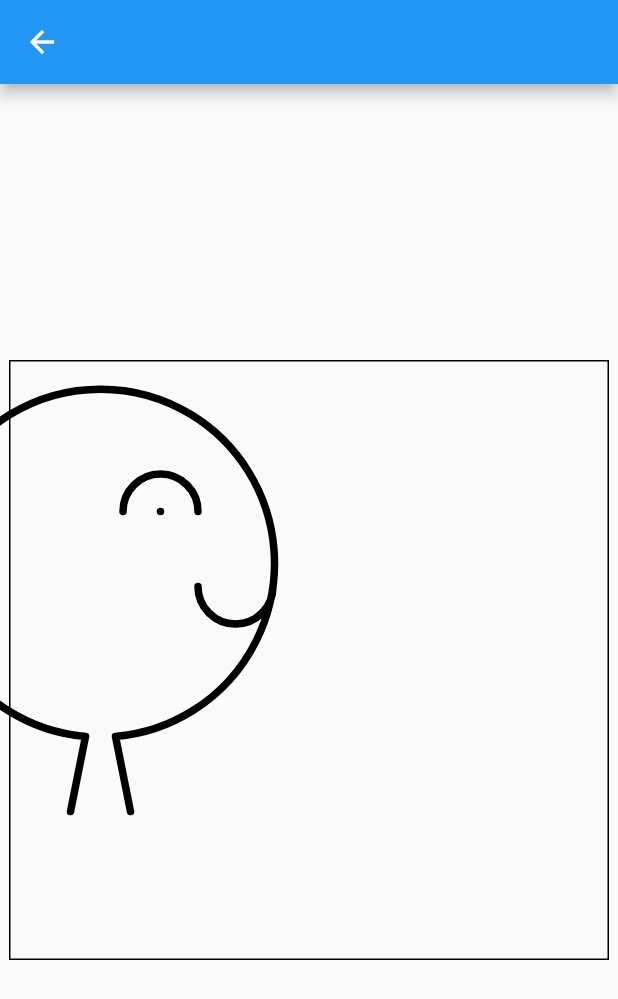
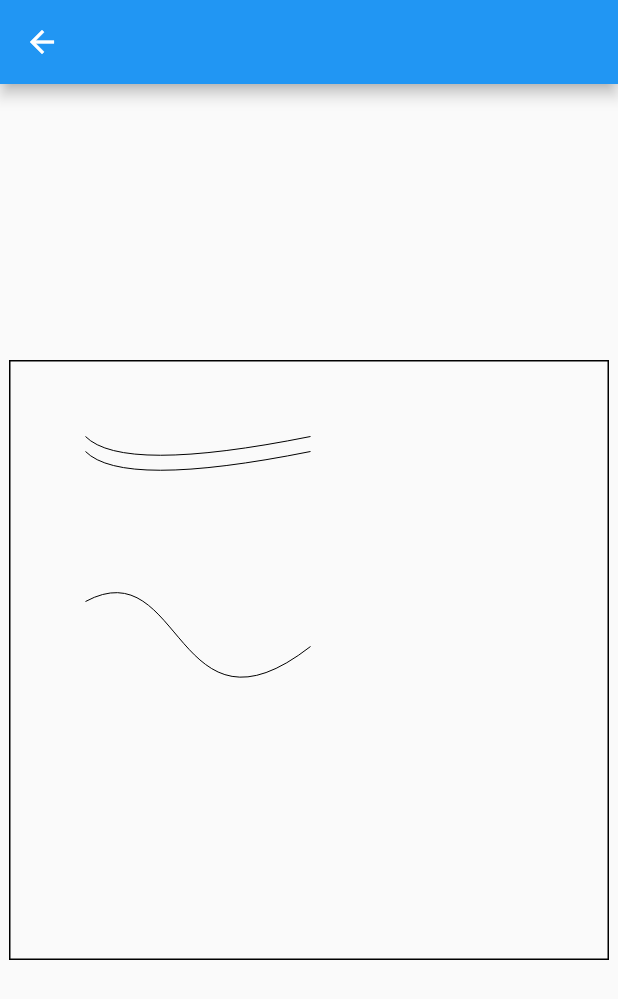
Before and after one commit to VonZen/core_flutter_canvas, a Flutter app: the screen it shows after launch, after a tap on "1. Essentials", on a phone screen of 412 x 824 dp. Shown: the top 999 px of the screen. Run offline on Flutter 3.47's test engine with Material 2 defaults, Android fonts, the phone set to English and light mode, and no system bars.

Commit message:
u ch2.10;

```diff
--- /dev/null
+++ b/lib/ch2/cfc_ch2_10.dart
@@ -0,0 +1,65 @@
+import 'package:flutter/material.dart';
+
+class CFCCH210 extends StatefulWidget {
+  const CFCCH210({Key? key}) : super(key: key);
+
+  @override
+  State<CFCCH210> createState() => _CFCCH210State();
+}
+
+class _CFCCH210State extends State<CFCCH210> {
+  @override
+  Widget build(BuildContext context) {
+    return Scaffold(
+        appBar: AppBar(),
+        body: Center(child: LayoutBuilder(
+          builder: (BuildContext context, BoxConstraints constraints) {
+            return Container(
+              padding: const EdgeInsets.all(6),
+              child: SizedBox(
+                width: constraints.maxWidth,
+                height: constraints.maxHeight,
+                child: FittedBox(
+                  child: Container(
+                    width: 400,
+                    height: 400,
+                    decoration: BoxDecoration(border: Border.all(color: Colors.black)),
+                    child: CustomPaint(
+                      painter: BezierPainter(),
+                    ),
+                  ),
+                ),
+              ),
+            );
+          },
+        )));
+  }
+}
+
+class BezierPainter extends CustomPainter {
+  final pen = Paint()..style = PaintingStyle.stroke;
+
+  @override
+  void paint(Canvas canvas, Size size) {
+    final path = Path();
+    path.moveTo(50, 50);
+    path.conicTo(75, 75, 200, 50, 1); //w=1时，等同于 quadraticBezierTo， W 不同的值有不同的表现，可实现更自由的效果，比如一个平滑的对钩✅，圆角多边形！
+    canvas.drawPath(path, pen);
+
+    canvas.translate(0, 10);
+
+    final path2 = Path();
+    path2.moveTo(50, 50);
+    path2.quadraticBezierTo(75, 75, 200, 50);
+    canvas.drawPath(path2, pen);
+
+    canvas.translate(0, 100);
+    final path3 = Path();
+    path3.moveTo(50, 50);
+    path3.cubicTo(115, 15, 110, 150, 200, 80);
+    canvas.drawPath(path3, pen);
+  }
+
+  @override
+  bool shouldRepaint(BezierPainter oldDelegate) => true;
+}
--- a/lib/main.dart
+++ b/lib/main.dart
@@ -3,6 +3,7 @@ import 'package:core_flutter_canvas/ch1/cfc_ch1_2.dart';
 import 'package:core_flutter_canvas/ch1/cfc_ch1_3.dart';
 import 'package:core_flutter_canvas/ch1/cfc_ch1_4.dart';
 import 'package:core_flutter_canvas/ch1/cfc_ch1_5.dart';
+import 'package:core_flutter_canvas/ch2/cfc_ch2_10.dart';
 import 'package:core_flutter_canvas/ch2/cfc_ch2_3.dart';
 import 'package:core_flutter_canvas/ch2/cfc_ch2_4.dart';
 import 'package:core_flutter_canvas/ch2/cfc_ch2_5.dart';
@@ -72,7 +73,8 @@ class _MenuPageState extends State<MenuPage> {
                   // return const CFCCH26();
                   // return const CFCCH27();
                   // return const CFCCH28();
-                  return const CFCCH29();
+                  // return const CFCCH29();
+                  return const CFCCH210();
                 }));
               },
               title: Text(chapters[index]),
```
Also changed, not shown: 1 other file.
